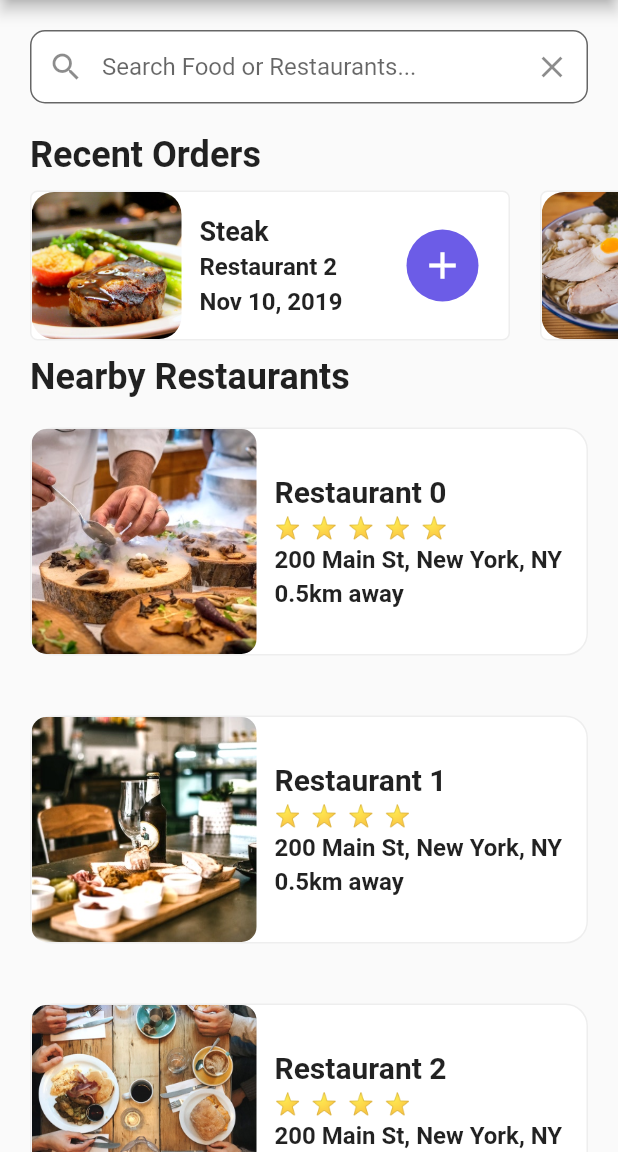
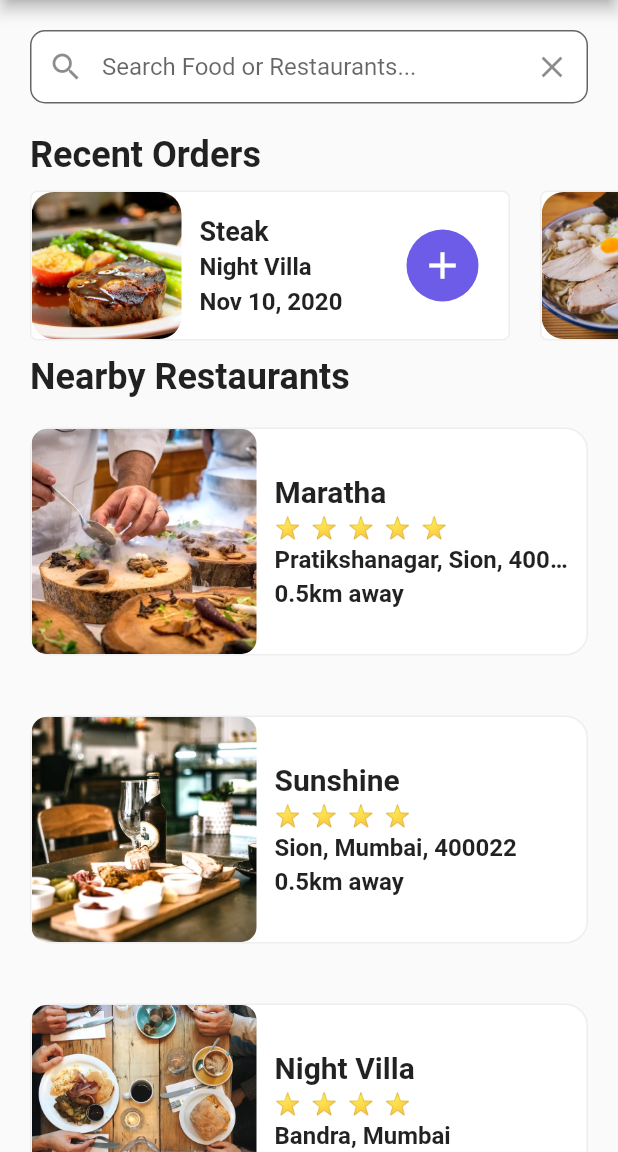
Before and after one commit to prashantchanne12/Flutter-UIs, a Flutter app: the screen it shows after launch, on a phone screen of 412 x 824 dp, the part 84-1236 px from its top. Run offline on Flutter 3.47's test engine with Material 2 defaults, Android fonts, the phone set to English and light mode, and no system bars.

Commit message:
Screenshots updated and minor changes

```diff
--- a/food_delivery_ui/lib/data/data.dart
+++ b/food_delivery_ui/lib/data/data.dart
@@ -24,36 +24,36 @@ final _salmon = Food(
 // Restaurants
 final _restaurant0 = Restaurant(
   imageUrl: 'assets/images/restaurant0.jpg',
-  name: 'Restaurant 0',
-  address: '200 Main St, New York, NY',
+  name: 'Maratha',
+  address: 'Pratikshanagar, Sion, 400022',
   rating: 5,
   menu: [_burrito, _steak, _pasta, _ramen, _pancakes, _burger, _pizza, _salmon],
 );
 final _restaurant1 = Restaurant(
   imageUrl: 'assets/images/restaurant1.jpg',
-  name: 'Restaurant 1',
-  address: '200 Main St, New York, NY',
+  name: 'Sunshine',
+  address: 'Sion, Mumbai, 400022',
   rating: 4,
   menu: [_steak, _pasta, _ramen, _pancakes, _burger, _pizza],
 );
 final _restaurant2 = Restaurant(
   imageUrl: 'assets/images/restaurant2.jpg',
-  name: 'Restaurant 2',
-  address: '200 Main St, New York, NY',
+  name: 'Night Villa',
+  address: 'Bandra, Mumbai',
   rating: 4,
   menu: [_steak, _pasta, _pancakes, _burger, _pizza, _salmon],
 );
 final _restaurant3 = Restaurant(
   imageUrl: 'assets/images/restaurant3.jpg',
-  name: 'Restaurant 3',
-  address: '200 Main St, New York, NY',
+  name: 'Tropical',
+  address: 'Andheri, Mumbai',
   rating: 2,
   menu: [_burrito, _steak, _burger, _pizza, _salmon],
 );
 final _restaurant4 = Restaurant(
   imageUrl: 'assets/images/restaurant4.jpg',
-  name: 'Restaurant 4',
-  address: '200 Main St, New York, NY',
+  name: 'Hot Valley',
+  address: 'Ghatkopar, Mumbai',
   rating: 3,
   menu: [_burrito, _ramen, _pancakes, _salmon],
 );
@@ -71,31 +71,31 @@ final currentUser = User(
   name: 'Rebecca',
   orders: [
     Order(
-      date: 'Nov 10, 2019',
+      date: 'Nov 10, 2020',
       food: _steak,
       restaurant: _restaurant2,
       quantity: 1,
     ),
     Order(
-      date: 'Nov 8, 2019',
+      date: 'Nov 8, 2020',
       food: _ramen,
       restaurant: _restaurant0,
       quantity: 3,
     ),
     Order(
-      date: 'Nov 5, 2019',
+      date: 'Nov 5, 2020',
       food: _burrito,
       restaurant: _restaurant1,
       quantity: 2,
     ),
     Order(
-      date: 'Nov 2, 2019',
+      date: 'Nov 2, 2020',
       food: _salmon,
       restaurant: _restaurant3,
       quantity: 1,
     ),
     Order(
-      date: 'Nov 1, 2019',
+      date: 'Nov 1, 2020',
       food: _pancakes,
       restaurant: _restaurant4,
       quantity: 1,
@@ -103,31 +103,31 @@ final currentUser = User(
   ],
   cart: [
     Order(
-      date: 'Nov 11, 2019',
+      date: 'Nov 11, 2020',
       food: _burger,
       restaurant: _restaurant2,
       quantity: 2,
     ),
     Order(
-      date: 'Nov 11, 2019',
+      date: 'Nov 11, 2020',
       food: _pasta,
       restaurant: _restaurant2,
       quantity: 1,
     ),
     Order(
-      date: 'Nov 11, 2019',
+      date: 'Nov 11, 2020',
       food: _salmon,
       restaurant: _restaurant3,
       quantity: 1,
     ),
     Order(
-      date: 'Nov 11, 2019',
+      date: 'Nov 11, 2020',
       food: _pancakes,
       restaurant: _restaurant4,
       quantity: 3,
     ),
     Order(
-      date: 'Nov 11, 2019',
+      date: 'Nov 11, 2020',
       food: _burrito,
       restaurant: _restaurant1,
       quantity: 2,
```
Also changed, not shown: 3 other files.
